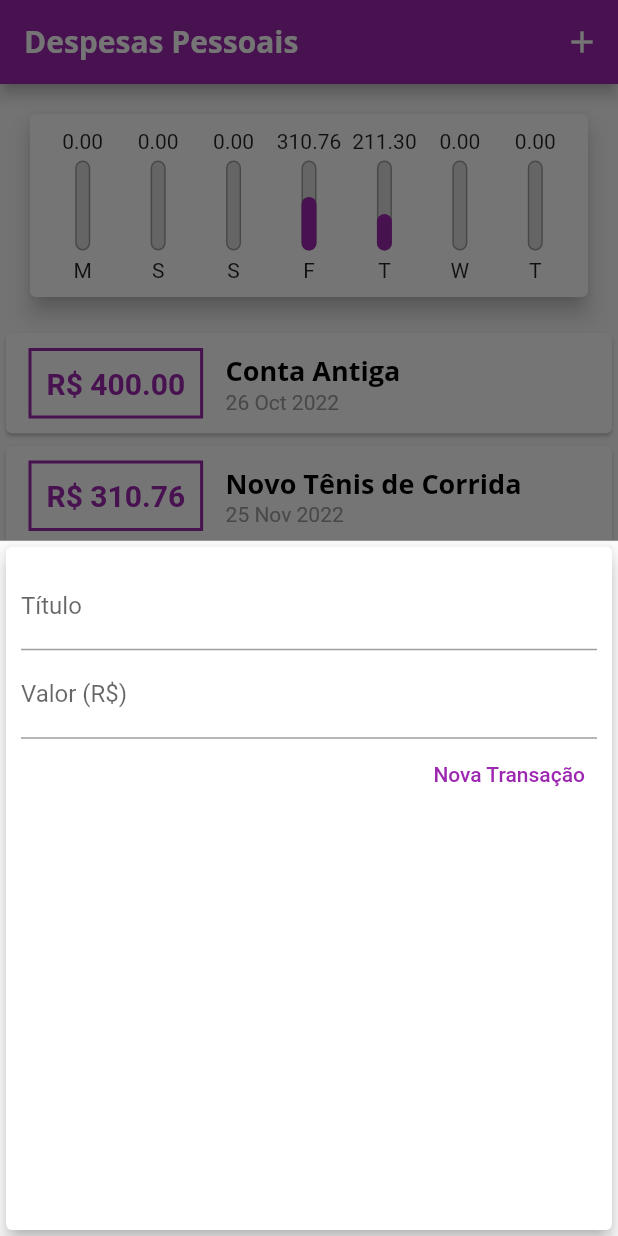
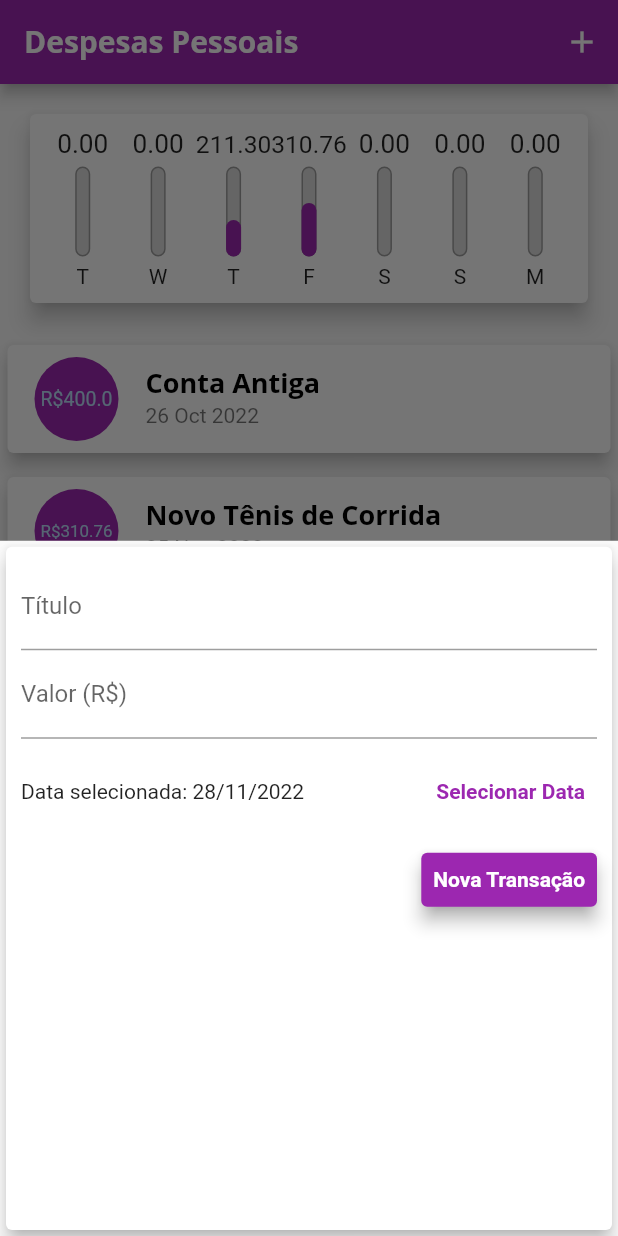
Before and after one commit to portelaoliveira/expenses, a Flutter app: the screen it shows after launch, after a tap on the "add" icon, on a phone screen of 412 x 824 dp. Run offline on Flutter 3.47's test engine with Material 2 defaults, Android fonts, the phone set to English and light mode, and no system bars.

Commit message:
Exibir DatePicker

```diff
--- a/lib/components/chart.dart
+++ b/lib/components/chart.dart
@@ -29,7 +29,7 @@ class Chart extends StatelessWidget {
         'day': DateFormat.E().format(weekDay)[0],
         'value': totalSum,
       };
-    });
+    }).reversed.toList();
   }
 
   double get _weekTotalValue {
--- a/lib/components/chart_bar.dart
+++ b/lib/components/chart_bar.dart
@@ -15,8 +15,11 @@ class ChartBar extends StatelessWidget {
   Widget build(BuildContext context) {
     return Column(
       children: <Widget>[
-        FittedBox(
-          child: Text('${value.toStringAsFixed(2)}'),
+        Container(
+          height: 20,
+          child: FittedBox(
+            child: Text('${value.toStringAsFixed(2)}'),
+          ),
         ),
         SizedBox(
           height: 5,
--- a/lib/components/transaction_form.dart
+++ b/lib/components/transaction_form.dart
@@ -1,5 +1,6 @@
 import 'package:flutter/src/widgets/container.dart';
 import 'package:flutter/src/widgets/framework.dart';
+import 'package:intl/intl.dart';
 
 import 'package:flutter/material.dart';
 
@@ -13,19 +14,35 @@ class TransactionForm extends StatefulWidget {
 }
 
 class _TransactionFormState extends State<TransactionForm> {
-  final titleController = TextEditingController();
-
-  final valueController = TextEditingController();
+  final _titleController = TextEditingController();
+  final _valueController = TextEditingController();
+  DateTime _selectedDate = DateTime.now();
 
   _submitForm() {
-    final title = titleController.text;
-    final value = double.tryParse(valueController.text) ?? 0.0;
+    final title = _titleController.text;
+    final value = double.tryParse(_valueController.text) ?? 0.0;
 
     if (title.isEmpty || value <= 0) {
       return;
     }
 
     widget.onSubmit(title, value);
+  }
+
+  _showDatePicker() {
+    showDatePicker(
+      context: context,
+      initialDate: DateTime.now(),
+      firstDate: DateTime(2019),
+      lastDate: DateTime.now(),
+    ).then((pickedDate) {
+      if (pickedDate == null) {
+        return;
+      }
+      setState(() {
+        _selectedDate = pickedDate;
+      });
+    });
   }
 
   @override
@@ -37,23 +54,53 @@ class _TransactionFormState extends State<TransactionForm> {
         child: Column(
           children: <Widget>[
             TextField(
-              controller: titleController,
+              controller: _titleController,
               onSubmitted: (_) => _submitForm(),
               decoration: InputDecoration(labelText: 'Título'),
             ),
             TextField(
-              controller: valueController,
+              controller: _valueController,
               keyboardType: TextInputType.numberWithOptions(decimal: true),
               onSubmitted: (_) => _submitForm(),
               decoration: InputDecoration(labelText: 'Valor (R\$)'),
+            ),
+            Container(
+              height: 70,
+              child: Row(
+                children: <Widget>[
+                  Expanded(
+                    child: Text(
+                      _selectedDate == null
+                          ? 'Nenhuma data selecionada!'
+                          : 'Data selecionada: ${DateFormat('dd/MM/y').format(_selectedDate)}',
+                    ),
+                  ),
+                  TextButton(
+                    child: Text(
+                      'Selecionar Data',
+                      style: TextStyle(
+                        color: Theme.of(context).colorScheme.primary,
+                        fontWeight: FontWeight.bold,
+                      ),
+                    ),
+                    onPressed: _showDatePicker,
+                  ),
+                ],
+              ),
             ),
             Row(
               mainAxisAlignment: MainAxisAlignment.end,
               children: <Widget>[
                 TextButton(
+                  style: TextButton.styleFrom(
+                      backgroundColor: Theme.of(context).colorScheme.primary,
+                      elevation: 5,
+                      shadowColor: Colors.grey),
                   child: Text(
                     'Nova Transação',
-                    style: TextStyle(color: Colors.purple),
+                    style: TextStyle(
+                      color: Colors.white,
+                    ),
                   ),
                   onPressed: _submitForm,
                 ),
--- a/lib/components/transaction_list.dart
+++ b/lib/components/transaction_list.dart
@@ -34,42 +34,31 @@ class TransactionList extends StatelessWidget {
               itemBuilder: (ctx, index) {
                 final tr = transactions[index];
                 return Card(
-                  child: Row(
-                    children: <Widget>[
-                      Container(
-                        margin:
-                            EdgeInsets.symmetric(horizontal: 15, vertical: 10),
-                        decoration: BoxDecoration(
-                            border: Border.all(
-                          color: Colors.purple,
-                          width: 2,
-                        )),
-                        padding: EdgeInsets.all(10),
+                  elevation: 5,
+                  margin: EdgeInsets.symmetric(
+                    vertical: 8,
+                    horizontal: 5,
+                  ),
+                  child: ListTile(
+                    leading: CircleAvatar(
+                      backgroundColor: Colors.purple,
+                      radius: 30,
+                      child: Padding(
+                        padding: const EdgeInsets.all(6),
+                        child: FittedBox(
                           child: Text(
-                          'R\$ ${tr.value.toStringAsFixed(2)}',
-                          style: TextStyle(
-                            fontWeight: FontWeight.bold,
-                            fontSize: 20,
-                            color: Colors.purple,
+                            'R\$${tr.value}',
                           ),
                         ),
                       ),
-                      Column(
-                        crossAxisAlignment: CrossAxisAlignment.start,
-                        children: <Widget>[
-                          Text(
+                    ),
+                    title: Text(
                       tr.title,
                       style: Theme.of(context).textTheme.headline6,
                     ),
-                          Text(
+                    subtitle: Text(
                       DateFormat('d MMM y').format(tr.date),
-                            style: TextStyle(
-                              color: Colors.grey,
                     ),
-                          )
-                        ],
-                      )
-                    ],
                   ),
                 );
               },
--- a/lib/main.dart
+++ b/lib/main.dart
@@ -27,6 +27,10 @@ class ExpensesApp extends StatelessWidget {
             fontSize: 18,
             fontWeight: FontWeight.bold,
             color: Colors.black,
+          ),
+          button: TextStyle(
+            color: Colors.white,
+            fontWeight: FontWeight.bold,
           ),
         ),
         appBarTheme: const AppBarTheme(
```
Lines whose indentation alone changed are shown as unchanged.
